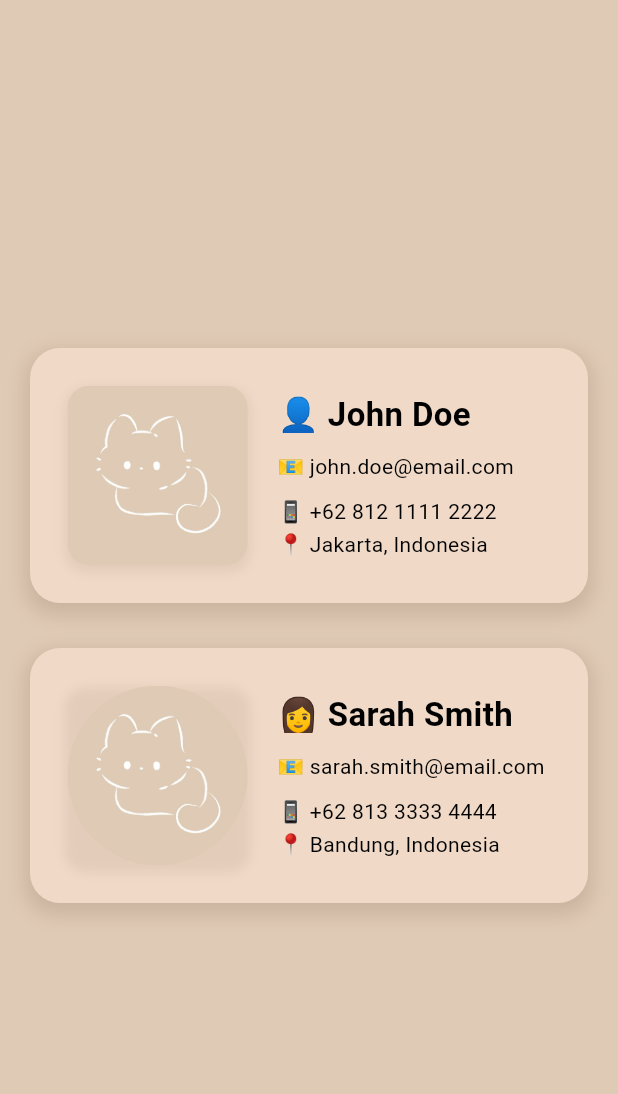
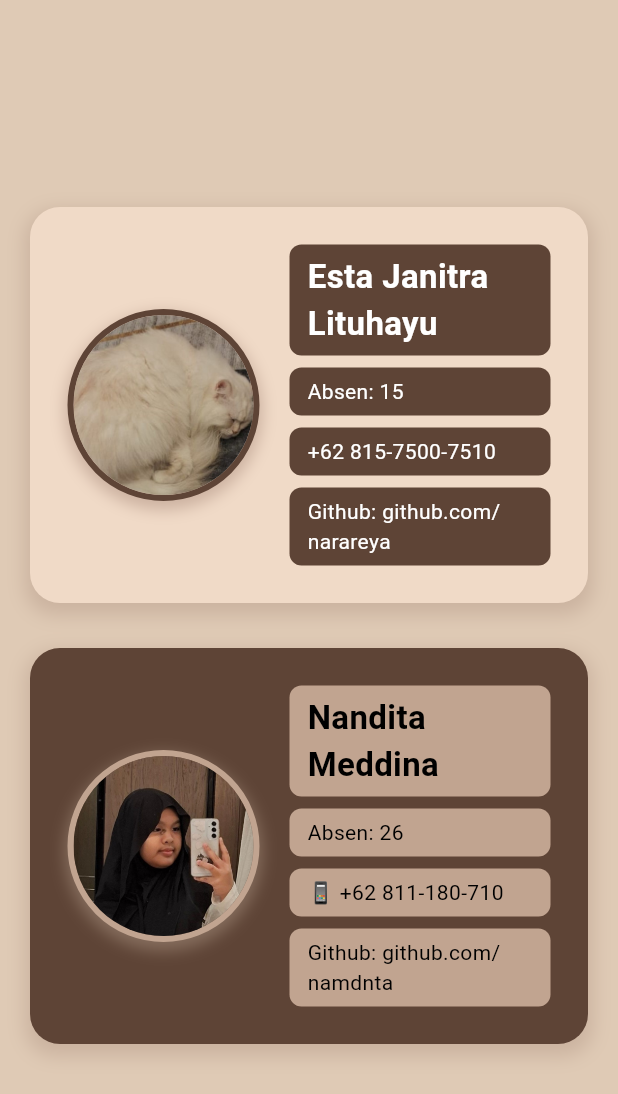
Before and after one commit to narareya/LatihanToDo_15_26, a Flutter app: the ProfilePage screen opened by its route, on a phone screen of 412 x 824 dp. Shown: the top 1094 px of the screen. Run offline on Flutter 3.47's test engine with Material 3 defaults, Android fonts, the phone set to English and light mode, and no system bars; our stand-ins replace get.

Commit message:
[NM] styling profile page

```diff
--- a/noted/lib/components/custom_color.dart
+++ b/noted/lib/components/custom_color.dart
@@ -7,6 +7,7 @@ class AppColors {
   static const Color cream = Color(0xFFE6CDBA);
   static const Color lightCream = Color(0xFFF0DAC7);
   static const Color paleCream = Color(0xFFF4E5D9);
+  static const Color catCream = Color(0xFFDFCAB5);
 
   // White/Off-White
   static const Color pureWhite = Color(0xFFFFFFFF);
--- a/noted/lib/pages/login.dart
+++ b/noted/lib/pages/login.dart
@@ -13,9 +13,9 @@ class LoginPage extends StatelessWidget {
   @override
   Widget build(BuildContext context) {
     return Scaffold(
-      backgroundColor: AppColors.lightCream,
+      backgroundColor: AppColors.catCream,
       appBar: AppBar(
-        backgroundColor: AppColors.lightCream,
+        backgroundColor: AppColors.catCream,
       ),
       body: Container(
         margin: const EdgeInsets.all(70),
@@ -28,7 +28,7 @@ class LoginPage extends StatelessWidget {
               text: "Noted!",
               fontSize: 50,
               fontWeight: FontWeight.bold,
-              color: AppColors.grayBrown,
+              color: Colors.black,
               textAlign: TextAlign.center,
               fontFamily: 'CatPaws',
             ),
--- a/noted/lib/pages/profile.dart
+++ b/noted/lib/pages/profile.dart
@@ -1,4 +1,6 @@
 import 'package:flutter/material.dart';
+import 'package:noted/components/custom_color.dart';
+import 'package:noted/components/custom_text.dart';
 import 'package:noted/components/custom_color.dart';
 
 class ProfilePage extends StatelessWidget {
@@ -32,23 +34,27 @@ class ProfilePage extends StatelessWidget {
                 child: IntrinsicHeight(
                   child: Row(
                     children: [
-                      // Profile Image 1
+                      // Profile Image 1 with Border
                       Container(
                         decoration: BoxDecoration(
-                          borderRadius: BorderRadius.circular(15),
+                          borderRadius: BorderRadius.circular(100),
+                          border: Border.all(
+                            color: AppColors.darkBrown, // ← Brown border
+                            width: 4, // ← Border thickness
+                          ),
                           boxShadow: [
                             BoxShadow(
-                              color: Colors.brown.withOpacity(0.1),
+                              color: Colors.brown.withOpacity(0.3),
                               spreadRadius: 2,
-                              blurRadius: 5,
-                              offset: const Offset(0, 3),
+                              blurRadius: 8,
+                              offset: const Offset(0, 4),
                             ),
                           ],
                         ),
                         child: ClipRRect(
-                          borderRadius: BorderRadius.circular(15),
+                          borderRadius: BorderRadius.circular(100), // ← Slightly smaller for border effect
                           child: Image.asset(
-                            'assets/images/cat.jpg',
+                            'assets/images/Esta.jpeg',
                             width: 120,
                             height: 120,
                             fit: BoxFit.cover,
@@ -56,50 +62,83 @@ class ProfilePage extends StatelessWidget {
                         ),
                       ),
 
-                      // Person 1 Info
+                      // Person 1 Info - Full Width Background
                       Expanded(
                         child: Container(
                           margin: const EdgeInsets.only(left: 20),
                           child: Column(
                             mainAxisAlignment: MainAxisAlignment.center,
-                            crossAxisAlignment: CrossAxisAlignment.start,
+                            crossAxisAlignment: CrossAxisAlignment.stretch,
                             children: [
-                              const Text(
-                                '👤 John Doe',
+                              // Name with full width background
+                              Container(
+                                width: double.infinity,
+                                padding: const EdgeInsets.symmetric(horizontal: 12, vertical: 6),
+                                margin: const EdgeInsets.only(bottom: 8),
+                                decoration: BoxDecoration(
+                                  color: AppColors.darkBrown,
+                                  borderRadius: BorderRadius.circular(8),
+                                ),
+                                child: const Text(
+                                  'Esta Janitra Lituhayu',
                                   style: TextStyle(
                                     fontSize: 22,
                                     fontWeight: FontWeight.bold,
-                                  color: Colors.black
-                                ),
-                              ),
-
-                              Container(
-                                margin: const EdgeInsets.symmetric(vertical: 8),
-                                child: const Text(
-                                  '📧 john.doe@email.com',
-                                  style: TextStyle(
-                                    fontSize: 14,
-                                    color: Colors.black
+                                    color: Colors.white,
                                   ),
                                 ),
                               ),
 
+                              // Email with full width background
                               Container(
-                                margin: const EdgeInsets.symmetric(vertical: 2),
+                                width: double.infinity,
+                                padding: const EdgeInsets.symmetric(horizontal: 12, vertical: 6),
+                                margin: const EdgeInsets.only(bottom: 8),
+                                decoration: BoxDecoration(
+                                  color: AppColors.darkBrown,
+                                  borderRadius: BorderRadius.circular(8),
+                                ),
                                 child: const Text(
-                                  '📱 +62 812 1111 2222',
+                                  'Absen: 15',
                                   style: TextStyle(
                                     fontSize: 14,
-                                    color: Colors.black
+                                    color: Colors.white,
                                   ),
                                 ),
                               ),
 
-                              const Text(
-                                '📍 Jakarta, Indonesia',
+                              // Phone with full width background
+                              Container(
+                                width: double.infinity,
+                                padding: const EdgeInsets.symmetric(horizontal: 12, vertical: 6),
+                                margin: const EdgeInsets.only(bottom: 8),
+                                decoration: BoxDecoration(
+                                  color: AppColors.darkBrown,
+                                  borderRadius: BorderRadius.circular(8),
+                                ),
+                                child: const Text(
+                                  '+62 815-7500-7510',
                                   style: TextStyle(
                                     fontSize: 14,
-                                  color: Colors.black
+                                    color: Colors.white,
+                                  ),
+                                ),
+                              ),
+
+                              // Location with full width background
+                              Container(
+                                width: double.infinity,
+                                padding: const EdgeInsets.symmetric(horizontal: 12, vertical: 6),
+                                decoration: BoxDecoration(
+                                  color: AppColors.darkBrown,
+                                  borderRadius: BorderRadius.circular(8),
+                                ),
+                                child: const Text(
+                                  'Github: github.com/narareya',
+                                  style: TextStyle(
+                                    fontSize: 14,
+                                    color: Colors.white,
+                                  ),
                                 ),
                               ),
                             ],
@@ -111,12 +150,12 @@ class ProfilePage extends StatelessWidget {
                 ),
               ),
 
-              // Profile Card 2 - Person 2 (Sarah)
+              // Profile Card 2 - Person 2 (Nandita)
               Container(
                 margin: const EdgeInsets.symmetric(horizontal: 20, vertical: 10),
                 padding: const EdgeInsets.all(25),
                 decoration: BoxDecoration(
-                  color: const Color(0xFFF0DAC7),
+                  color: AppColors.darkBrown, // ← Brown border
                   borderRadius: BorderRadius.circular(20),
                   boxShadow: [
                     BoxShadow(
@@ -130,23 +169,27 @@ class ProfilePage extends StatelessWidget {
                 child: IntrinsicHeight(
                   child: Row(
                     children: [
-                      // Profile Image 2
+                      // Profile Image 2 with Pink Border
                       Container(
                         decoration: BoxDecoration(
-                          borderRadius: BorderRadius.circular(15),
+                          borderRadius: BorderRadius.circular(100),
+                          border: Border.all(
+                            color: AppColors.paleBrown, // ← Pink border to match theme
+                            width: 4, // ← Border thickness
+                          ),
                           boxShadow: [
                             BoxShadow(
-                              color: Colors.brown.withOpacity(0.1),
+                              color: AppColors.catCream.withOpacity(0.3),
                               spreadRadius: 2,
-                              blurRadius: 5,
-                              offset: const Offset(0, 3),
+                              blurRadius: 8,
+                              offset: const Offset(0, 4),
                             ),
                           ],
                         ),
                         child: ClipRRect(
-                          borderRadius: BorderRadius.circular(100),
+                          borderRadius: BorderRadius.circular(100), // ← Slightly smaller for border effect
                           child: Image.asset(
-                            'assets/images/cat.jpg', // Same image or different
+                            'assets/images/Dita.jpeg',
                             width: 120,
                             height: 120,
                             fit: BoxFit.cover,
@@ -154,27 +197,44 @@ class ProfilePage extends StatelessWidget {
                         ),
                       ),
 
-                      // Person 2 Info
+                      // Person 2 Info - Full Width Background
                       Expanded(
                         child: Container(
                           margin: const EdgeInsets.only(left: 20),
                           child: Column(
                             mainAxisAlignment: MainAxisAlignment.center,
-                            crossAxisAlignment: CrossAxisAlignment.start,
+                            crossAxisAlignment: CrossAxisAlignment.stretch,
                             children: [
-                              const Text(
-                                '👩 Sarah Smith',
+                              // Name with full width background
+                              Container(
+                                width: double.infinity,
+                                padding: const EdgeInsets.symmetric(horizontal: 12, vertical: 6),
+                                margin: const EdgeInsets.only(bottom: 8),
+                                decoration: BoxDecoration(
+                                  color: AppColors.paleBrown,
+                                  borderRadius: BorderRadius.circular(8),
+                                ),
+                                child: const Text(
+                                  'Nandita Meddina',
                                   style: TextStyle(
                                     fontSize: 22,
                                     fontWeight: FontWeight.bold,
                                     color: Colors.black,
                                   ),
                                 ),
+                              ),
 
+                              // Email with full width background
                               Container(
-                                margin: const EdgeInsets.symmetric(vertical: 8),
+                                width: double.infinity,
+                                padding: const EdgeInsets.symmetric(horizontal: 12, vertical: 6),
+                                margin: const EdgeInsets.only(bottom: 8),
+                                decoration: BoxDecoration(
+                                  color: AppColors.paleBrown,
+                                  borderRadius: BorderRadius.circular(8),
+                                ),
                                 child: const Text(
-                                  '📧 sarah.smith@email.com',
+                                  'Absen: 26',
                                   style: TextStyle(
                                     fontSize: 14,
                                     color: Colors.black,
@@ -182,10 +242,17 @@ class ProfilePage extends StatelessWidget {
                                 ),
                               ),
 
+                              // Phone with full width background
                               Container(
-                                margin: const EdgeInsets.symmetric(vertical: 2),
+                                width: double.infinity,
+                                padding: const EdgeInsets.symmetric(horizontal: 12, vertical: 6),
+                                margin: const EdgeInsets.only(bottom: 8),
+                                decoration: BoxDecoration(
+                                  color: AppColors.paleBrown,
+                                  borderRadius: BorderRadius.circular(8),
+                                ),
                                 child: const Text(
-                                  '📱 +62 813 3333 4444',
+                                  '📱 +62 811-180-710',
                                   style: TextStyle(
                                     fontSize: 14,
                                     color: Colors.black,
@@ -193,11 +260,20 @@ class ProfilePage extends StatelessWidget {
                                 ),
                               ),
 
-                              const Text(
-                                '📍 Bandung, Indonesia',
+                              // Location with full width background
+                              Container(
+                                width: double.infinity,
+                                padding: const EdgeInsets.symmetric(horizontal: 12, vertical: 6),
+                                decoration: BoxDecoration(
+                                  color: AppColors.paleBrown,
+                                  borderRadius: BorderRadius.circular(8),
+                                ),
+                                child: const Text(
+                                  'Github: github.com/namdnta',
                                   style: TextStyle(
                                     fontSize: 14,
                                     color: Colors.black,
+                                  ),
                                 ),
                               ),
                             ],
--- a/noted/pubspec.yaml
+++ b/noted/pubspec.yaml
@@ -23,6 +23,8 @@ flutter:
 
   assets:
     - assets/images/cat.jpg
+    - assets/images/Dita.jpeg
+    - assets/images/Esta.jpeg
 
   fonts:
     - family: CatPaws
```
Also changed, not shown: noted/assets/images/Dita.jpeg (added), noted/assets/images/Esta.jpeg (added). Lines whose indentation alone changed are shown as unchanged.
